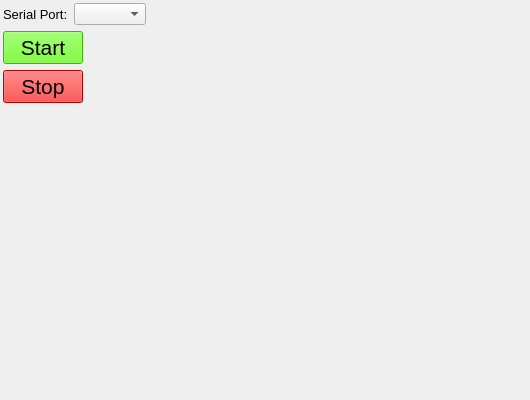
First picture: the form in mainwindow.ui, repository gitnabo/RotorCalSys, before the edit.
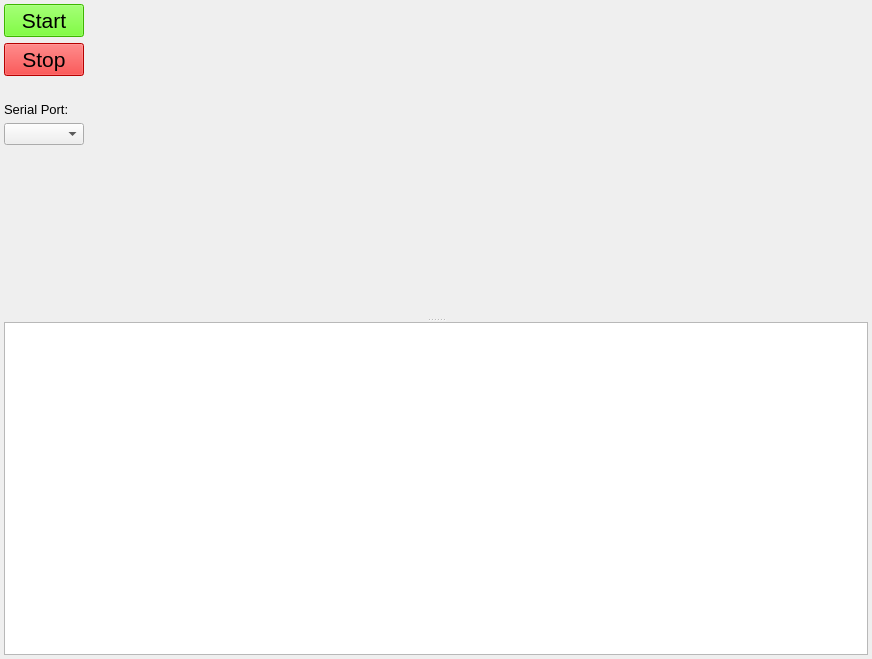
Second picture: the form after the edit.

```diff
--- a/mainwindow.ui
+++ b/mainwindow.ui
@@ -6,64 +6,43 @@
    <rect>
     <x>0</x>
     <y>0</y>
-    <width>530</width>
-    <height>400</height>
+    <width>872</width>
+    <height>659</height>
    </rect>
   </property>
   <property name="windowTitle">
    <string>MainWindow</string>
   </property>
-  <layout class="QVBoxLayout" name="verticalLayout_2">
+  <layout class="QHBoxLayout" name="horizontalLayout">
    <property name="leftMargin">
-    <number>3</number>
+    <number>4</number>
    </property>
    <property name="topMargin">
-    <number>3</number>
+    <number>4</number>
    </property>
    <property name="rightMargin">
-    <number>3</number>
+    <number>4</number>
    </property>
    <property name="bottomMargin">
-    <number>3</number>
+    <number>4</number>
    </property>
    <item>
-    <layout class="QHBoxLayout" name="horizontalLayout">
-     <item>
-      <widget class="QLabel" name="label">
-       <property name="font">
-        <font>
-         <pointsize>10</pointsize>
-        </font>
-       </property>
-       <property name="text">
-        <string>Serial Port:</string>
-       </property>
-      </widget>
-     </item>
-     <item>
-      <widget class="QComboBox" name="cbSerialPorts"/>
-     </item>
-     <item>
-      <spacer name="horizontalSpacer">
+    <widget class="QSplitter" name="splitter">
        <property name="orientation">
-        <enum>Qt::Horizontal</enum>
-       </property>
-       <property name="sizeHint" stdset="0">
-        <size>
-         <width>40</width>
-         <height>20</height>
-        </size>
-       </property>
-      </spacer>
-     </item>
-    </layout>
-   </item>
-   <item>
+      <enum>Qt::Vertical</enum>
+     </property>
+     <widget class="QWidget" name="">
     <layout class="QHBoxLayout" name="horizontalLayout_2">
      <item>
       <layout class="QVBoxLayout" name="verticalLayout">
        <item>
         <widget class="QPushButton" name="pbStart">
+           <property name="sizePolicy">
+            <sizepolicy hsizetype="Fixed" vsizetype="Fixed">
+             <horstretch>0</horstretch>
+             <verstretch>0</verstretch>
+            </sizepolicy>
+           </property>
          <property name="font">
           <font>
            <pointsize>16</pointsize>
@@ -79,6 +58,12 @@
        </item>
        <item>
         <widget class="QPushButton" name="pbStop">
+           <property name="sizePolicy">
+            <sizepolicy hsizetype="Fixed" vsizetype="Fixed">
+             <horstretch>0</horstretch>
+             <verstretch>0</verstretch>
+            </sizepolicy>
+           </property>
          <property name="font">
           <font>
            <pointsize>16</pointsize>
@@ -92,6 +77,37 @@
          </property>
         </widget>
        </item>
+         <item>
+          <spacer name="verticalSpacer_3">
+           <property name="orientation">
+            <enum>Qt::Vertical</enum>
+           </property>
+           <property name="sizeType">
+            <enum>QSizePolicy::Fixed</enum>
+           </property>
+           <property name="sizeHint" stdset="0">
+            <size>
+             <width>20</width>
+             <height>20</height>
+            </size>
+           </property>
+          </spacer>
+         </item>
+         <item>
+          <widget class="QLabel" name="label">
+           <property name="font">
+            <font>
+             <pointsize>10</pointsize>
+            </font>
+           </property>
+           <property name="text">
+            <string>Serial Port:</string>
+           </property>
+          </widget>
+         </item>
+         <item>
+          <widget class="QComboBox" name="cbSerialPorts"/>
+         </item>
        <item>
         <spacer name="verticalSpacer_2">
          <property name="orientation">
@@ -111,19 +127,53 @@
       </layout>
      </item>
      <item>
-      <spacer name="horizontalSpacer_2">
-       <property name="orientation">
-        <enum>Qt::Horizontal</enum>
-       </property>
-       <property name="sizeHint" stdset="0">
-        <size>
-         <width>40</width>
-         <height>20</height>
-        </size>
-       </property>
-      </spacer>
-     </item>
-    </layout>
+        <widget class="QWidget" name="wChartView" native="true">
+         <property name="sizePolicy">
+          <sizepolicy hsizetype="Expanding" vsizetype="Expanding">
+           <horstretch>0</horstretch>
+           <verstretch>0</verstretch>
+          </sizepolicy>
+         </property>
+        </widget>
+       </item>
+      </layout>
+     </widget>
+     <widget class="QPlainTextEdit" name="pteLog">
+      <property name="sizePolicy">
+       <sizepolicy hsizetype="Expanding" vsizetype="Expanding">
+        <horstretch>0</horstretch>
+        <verstretch>0</verstretch>
+       </sizepolicy>
+      </property>
+      <property name="minimumSize">
+       <size>
+        <width>100</width>
+        <height>200</height>
+       </size>
+      </property>
+      <property name="maximumSize">
+       <size>
+        <width>16777215</width>
+        <height>16777215</height>
+       </size>
+      </property>
+      <property name="font">
+       <font>
+        <family>Courier</family>
+        <pointsize>8</pointsize>
+       </font>
+      </property>
+      <property name="readOnly">
+       <bool>true</bool>
+      </property>
+      <property name="plainText">
+       <string/>
+      </property>
+      <property name="tabStopWidth">
+       <number>10</number>
+      </property>
+     </widget>
+    </widget>
    </item>
   </layout>
  </widget>
```
Lines whose indentation alone changed are shown as unchanged.
